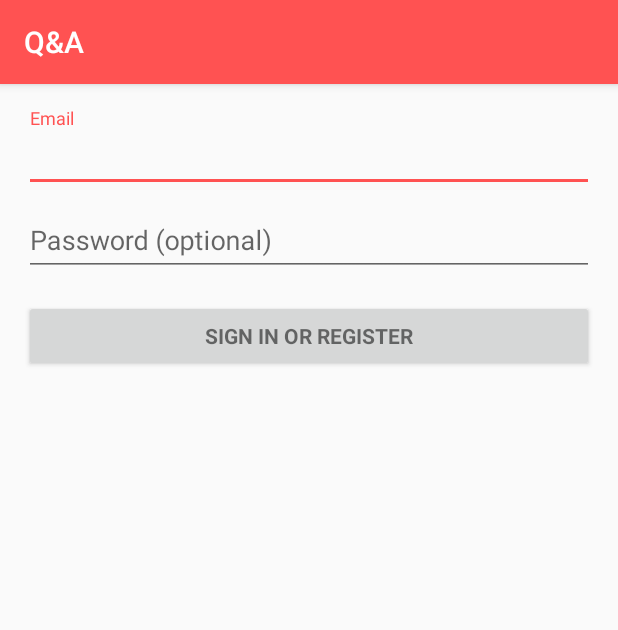
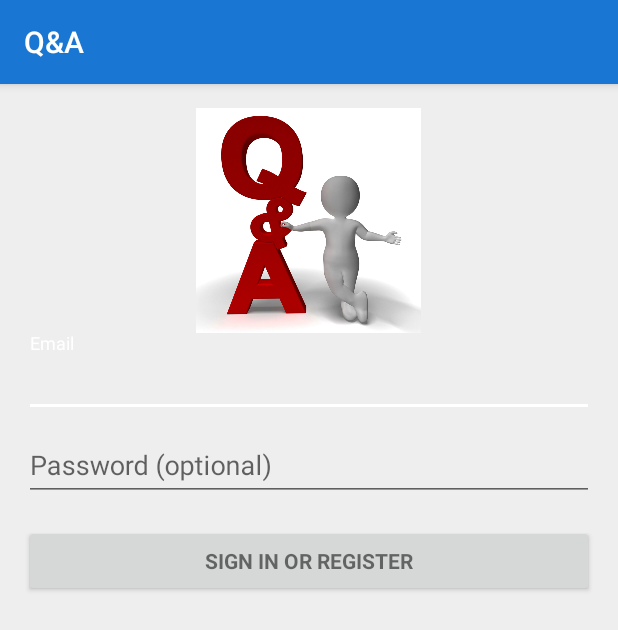
Before and after one commit to adripol94/q-and-a, an Android app: the screen it shows after launch (LoginActivity), on a phone screen of 412 x 824 dp. Shown: the top 630 px of the screen. Run offline under Robolectric (Android 15) with nearby library versions, the light colour scheme and no system bars; 2 statements that could not run were skipped.

```diff
--- a/app/src/main/java/es/iesnervion/qa/View/LoginActivity.java
+++ b/app/src/main/java/es/iesnervion/qa/View/LoginActivity.java
@@ -21,13 +21,16 @@ import android.os.Bundle;
 import android.provider.ContactsContract;
 import android.text.TextUtils;
 import android.view.KeyEvent;
+import android.view.MotionEvent;
 import android.view.View;
 import android.view.View.OnClickListener;
 import android.view.inputmethod.EditorInfo;
+import android.widget.AdapterView;
 import android.widget.ArrayAdapter;
 import android.widget.AutoCompleteTextView;
 import android.widget.Button;
 import android.widget.EditText;
+import android.widget.ImageView;
 import android.widget.TextView;
 
 import java.util.ArrayList;
@@ -64,14 +67,21 @@ public class LoginActivity extends AppCompatActivity implements LoaderCallbacks<
     private EditText mPasswordView;
     private View mProgressView;
     private View mLoginFormView;
+    private ImageView mImageLogo;
 
     @Override
     protected void onCreate(Bundle savedInstanceState) {
         super.onCreate(savedInstanceState);
         setContentView(R.layout.activity_login);
+
+        //Logo find
+        mImageLogo = (ImageView) findViewById(R.id.logo);
+
         // Set up the login form.
         mEmailView = (AutoCompleteTextView) findViewById(R.id.email);
         populateAutoComplete();
+
+        //TODO Cuando el keyboard aparezca mEmailView.setKeyListener(new );
 
         mPasswordView = (EditText) findViewById(R.id.password);
         mPasswordView.setOnEditorActionListener(new TextView.OnEditorActionListener() {
--- a/app/src/main/res/layout/activity_game.xml
+++ b/app/src/main/res/layout/activity_game.xml
@@ -2,12 +2,13 @@
 <RelativeLayout xmlns:android="http://schemas.android.com/apk/res/android"
     xmlns:tools="http://schemas.android.com/tools"
     android:id="@+id/activity_game"
-    android:layout_width="wrap_content"
-    android:layout_height="wrap_content"
+    android:layout_width="match_parent"
+    android:layout_height="match_parent"
     android:paddingBottom="@dimen/activity_vertical_margin"
     android:paddingLeft="@dimen/activity_horizontal_margin"
     android:paddingRight="@dimen/activity_horizontal_margin"
     android:paddingTop="@dimen/activity_vertical_margin"
+    android:background="@color/colorBackground"
     tools:context="es.iesnervion.qa.View.GameActivity">
 
         <TextView
--- a/app/src/main/res/layout/activity_game_list.xml
+++ b/app/src/main/res/layout/activity_game_list.xml
@@ -42,6 +42,6 @@
         android:layout_margin="@dimen/fab_margin"
         app:layout_anchor="@id/app_bar"
         app:layout_anchorGravity="bottom|end"
-        app:srcCompat="@mipmap/ic_done_black_24dp" />
+        app:srcCompat="@drawable/ic_done_black_24dp" />
 
 </android.support.design.widget.CoordinatorLayout>
--- a/app/src/main/res/layout/activity_login.xml
+++ b/app/src/main/res/layout/activity_login.xml
@@ -2,12 +2,14 @@
     xmlns:tools="http://schemas.android.com/tools"
     android:layout_width="match_parent"
     android:layout_height="match_parent"
+    xmlns:app="http://schemas.android.com/apk/res-auto"
     android:gravity="center_horizontal"
     android:orientation="vertical"
     android:paddingBottom="@dimen/activity_vertical_margin"
     android:paddingLeft="@dimen/activity_horizontal_margin"
     android:paddingRight="@dimen/activity_horizontal_margin"
     android:paddingTop="@dimen/activity_vertical_margin"
+    android:background="@color/colorBackground"
     tools:context="es.iesnervion.qa.View.LoginActivity">
 
     <!-- Login progress -->
@@ -19,6 +21,7 @@
         android:layout_marginBottom="8dp"
         android:visibility="gone" />
 
+    <!-- Por hacer: Esconder la imagen como en facebook -->
     <ScrollView
         android:id="@+id/login_form"
         android:layout_width="match_parent"
@@ -27,12 +30,22 @@
         <LinearLayout
             android:id="@+id/email_login_form"
             android:layout_width="match_parent"
-            android:layout_height="wrap_content"
-            android:orientation="vertical">
+            android:layout_height="match_parent"
+            android:orientation="vertical"
+            android:weightSum="1">
+
+            <ImageView
+                android:layout_width="150dp"
+                android:layout_height="150dp"
+                android:id="@+id/logo"
+                android:background="@drawable/logo"
+                android:adjustViewBounds="false"
+                android:layout_gravity="center"/>
 
             <android.support.design.widget.TextInputLayout
                 android:layout_width="match_parent"
-                android:layout_height="wrap_content">
+                android:layout_height="wrap_content"
+                android:id="@+id/prueba">
 
                 <AutoCompleteTextView
                     android:id="@+id/email"
--- a/app/src/main/res/values/colors.xml
+++ b/app/src/main/res/values/colors.xml
@@ -1,8 +1,9 @@
 <?xml version="1.0" encoding="utf-8"?>
 <resources>
-    <color name="colorPrimary">#FF5252</color>
-    <color name="colorPrimaryDark">#303F9F</color>
-    <color name="colorAccent">#FF5252</color>
+    <color name="colorPrimary">#1976D2</color>
+    <color name="colorPrimaryDark">#000000</color>
+    <color name="colorAccent">#fff</color>
+    <color name="colorBackground">#EEEEEE</color>
     <!-- Colores de los botones pagina principal -->
 
     <color name="colorGame">#558B2F</color>
```
Also changed, not shown: app/src/main/java/es/iesnervion/qa/View/GameList.java (+34 -1 lines), app/src/main/java/es/iesnervion/qa/View/TransitionInActivity.java (+0 -7 lines), app/src/main/res/layout/content_game_list.xml (+21 -7 lines), app/src/main/res/drawable/logo.jpg (added), 1 other file.
